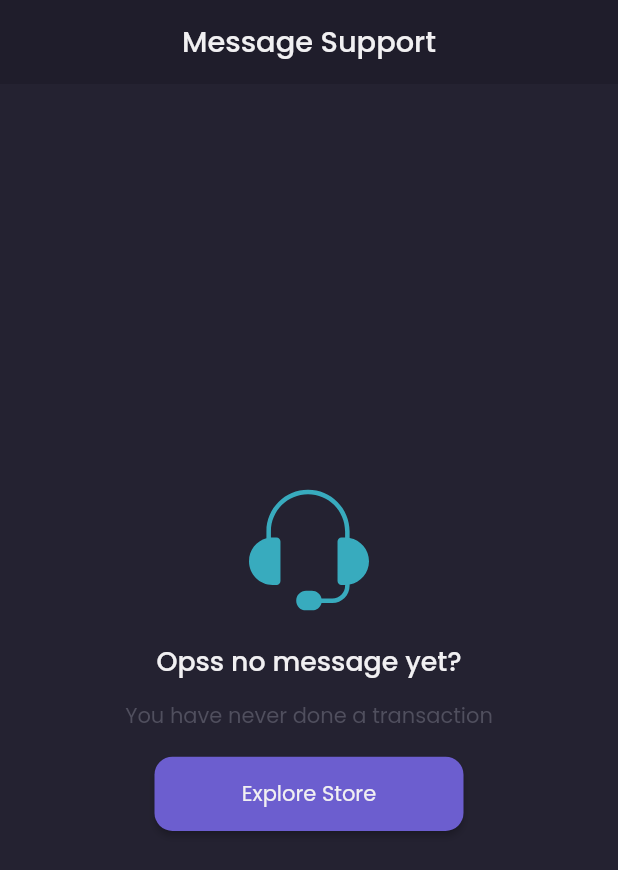
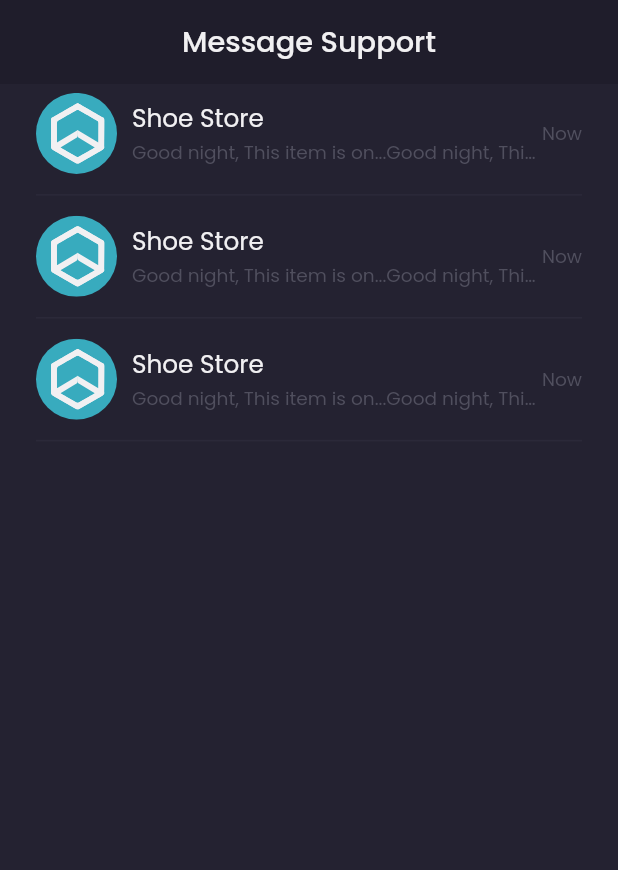
Before and after one commit to mhddedekyansyah/sneakers, a Flutter app: the Chat screen opened by its route, on a phone screen of 412 x 824 dp. Shown: the top 870 px of the screen. Run offline on Flutter 3.47's test engine with Material 2 defaults, Android fonts, the phone set to English and light mode, and no system bars; our stand-ins replace equatable, flutter_bloc, flutter_svg, google_fonts, sizer.

Commit message:
add divider color in theme.dart and make split widget chat content in chat_page.dart

```diff
--- a/lib/shared/theme.dart
+++ b/lib/shared/theme.dart
@@ -8,6 +8,7 @@ const Color background = Color(0xFF242231);
 const Color primary = Color(0xFF6C5ECF);
 const Color textWhite = Color(0xFFF1F0F2);
 const Color textGray = Color(0xFF504F5E);
+const Color divider = Color(0xFF2B2939);
 const Color textBlack = Color(0xFF2E2E2E);
 const Color textBlue = Color(0xFF2C96F1);
 const Color formFillColor = Color(0xFF2B2937);
--- a/lib/ui/pages/chat_page.dart
+++ b/lib/ui/pages/chat_page.dart
@@ -58,13 +58,69 @@ class Chat extends StatelessWidget {
       );
     }
 
+    Widget content() {
+      return Expanded(
+        child: SizedBox(
+          width: 100.w,
+          child: ListView(
+            padding: EdgeInsets.symmetric(
+              horizontal: defaultPadding,
+            ),
+            children: [
+              for (int i = 0; i < 3; i++)
+                Column(
+                  children: [
+                    Container(
+                      height: 8.h,
+                      child: Row(
+                        children: [
+                          SvgPicture.asset('assets/icons/ic_chat_owner.svg'),
+                          const SizedBox(
+                            width: 10,
+                          ),
+                          Expanded(
+                            child: Column(
+                              crossAxisAlignment: CrossAxisAlignment.start,
+                              mainAxisAlignment: MainAxisAlignment.center,
+                              children: [
+                                Text(
+                                  'Shoe Store',
+                                  style: whiteStyle.copyWith(fontSize: 12.sp),
+                                ),
+                                Text(
+                                  'Good night, This item is on...Good night, This item is on...',
+                                  style: grayStyle.copyWith(fontSize: 9.sp),
+                                  overflow: TextOverflow.ellipsis,
+                                ),
+                              ],
+                            ),
+                          ),
+                          Text(
+                            'Now',
+                            style: grayStyle.copyWith(fontSize: 9.sp),
+                          )
+                        ],
+                      ),
+                    ),
+                    Divider(
+                      thickness: 1,
+                      color: divider,
+                    )
+                  ],
+                )
+            ],
+          ),
+        ),
+      );
+    }
+
     return Scaffold(
       backgroundColor: background,
       body: Column(
         children: [
           header(),
-          emptyChat()
-          // content(),
+          // emptyChat()
+          content(),
         ],
       ),
     );
```
Also changed, not shown: assets/icons/ic_chat_owner.svg (added).
